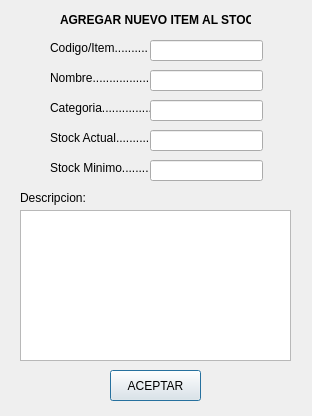
Qt form agregar_item_stock.ui (AyeQuinteros15/DemoPracticas) before a commit.
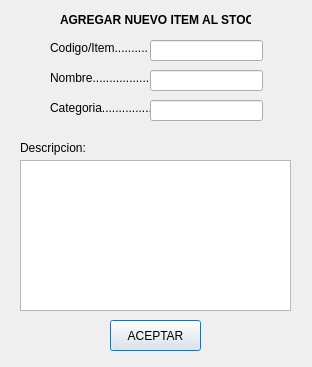
The same form after that commit.

```diff
--- a/agregar_item_stock.ui
+++ b/agregar_item_stock.ui
@@ -7,7 +7,7 @@
     <x>0</x>
     <y>0</y>
     <width>312</width>
-    <height>416</height>
+    <height>367</height>
    </rect>
   </property>
   <property name="windowTitle">
@@ -80,37 +80,11 @@
     <string>Categoria.................</string>
    </property>
   </widget>
-  <widget class="QLabel" name="label_5">
-   <property name="geometry">
-    <rect>
-     <x>50</x>
-     <y>130</y>
-     <width>101</width>
-     <height>16</height>
-    </rect>
-   </property>
-   <property name="text">
-    <string>Stock Actual...........</string>
-   </property>
-  </widget>
-  <widget class="QLabel" name="label_6">
-   <property name="geometry">
-    <rect>
-     <x>50</x>
-     <y>160</y>
-     <width>101</width>
-     <height>16</height>
-    </rect>
-   </property>
-   <property name="text">
-    <string>Stock Minimo........</string>
-   </property>
-  </widget>
   <widget class="QLabel" name="label_7">
    <property name="geometry">
     <rect>
      <x>20</x>
-     <y>190</y>
+     <y>140</y>
      <width>71</width>
      <height>16</height>
     </rect>
@@ -139,31 +113,11 @@
     </rect>
    </property>
   </widget>
-  <widget class="QLineEdit" name="txtStockActualItem">
-   <property name="geometry">
-    <rect>
-     <x>150</x>
-     <y>130</y>
-     <width>113</width>
-     <height>21</height>
-    </rect>
-   </property>
-  </widget>
-  <widget class="QLineEdit" name="txtStockMinimoItem">
-   <property name="geometry">
-    <rect>
-     <x>150</x>
-     <y>160</y>
-     <width>113</width>
-     <height>21</height>
-    </rect>
-   </property>
-  </widget>
   <widget class="QTextEdit" name="textDescripcionItem">
    <property name="geometry">
     <rect>
      <x>20</x>
-     <y>210</y>
+     <y>160</y>
      <width>271</width>
      <height>151</height>
     </rect>
@@ -173,7 +127,7 @@
    <property name="geometry">
     <rect>
      <x>110</x>
-     <y>370</y>
+     <y>320</y>
      <width>91</width>
      <height>31</height>
     </rect>
```
